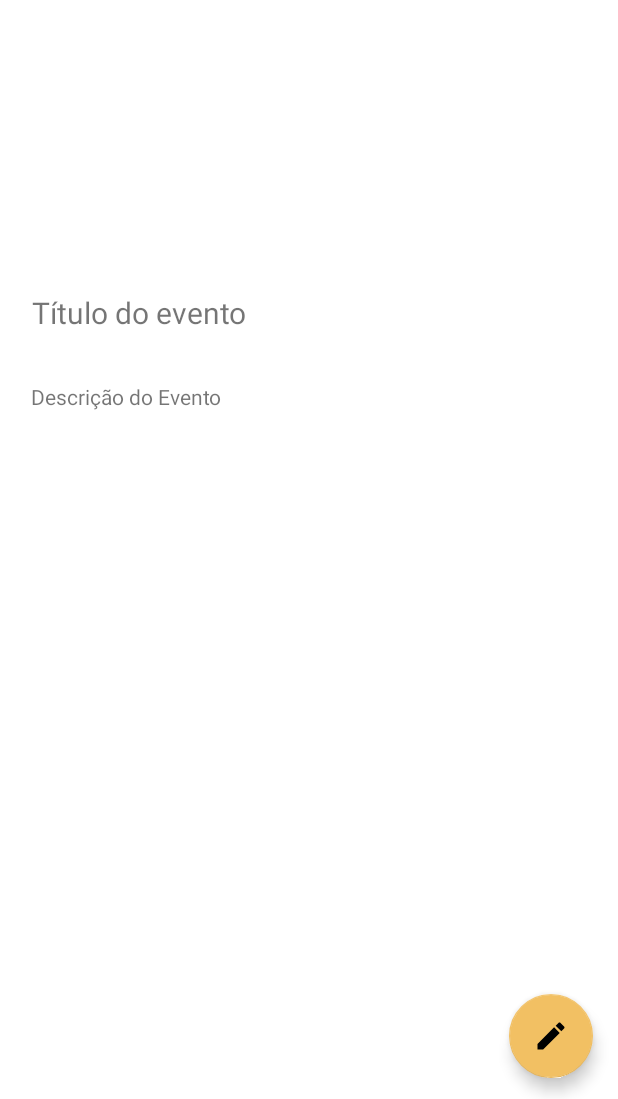
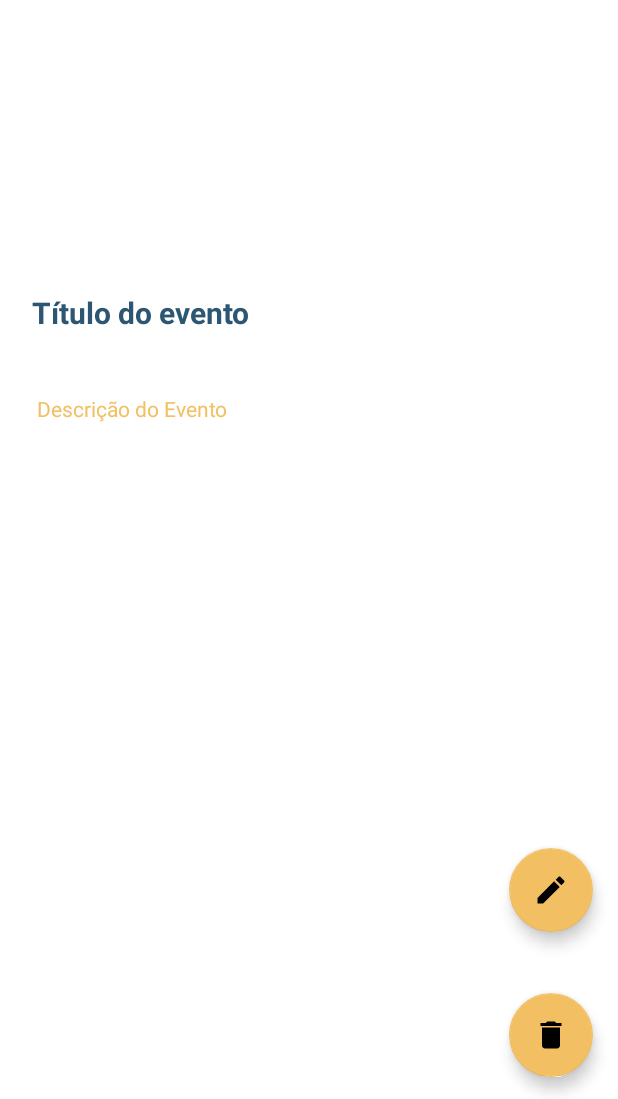
Before and after one commit to ariusxi/bike-loc, an Android app: the PlaceInfo screen opened directly, with no data from a screen before it, on a phone screen of 412 x 824 dp, the part 137-1236 px from its top. Run offline under Robolectric (Android 15) with nearby library versions, the phone set to English and light mode, and no system bars; our stand-ins replace Firebase (no records; nobody signed in at launch, a user with empty details on screens opened directly).

Commit message:
Fixing place info for the locations

```diff
--- a/app/src/main/java/br/com/felix/bikeloc/ui/PlaceInfo.java
+++ b/app/src/main/java/br/com/felix/bikeloc/ui/PlaceInfo.java
@@ -1,5 +1,6 @@
 package br.com.felix.bikeloc.ui;
 
+import androidx.annotation.NonNull;
 import androidx.appcompat.app.AppCompatActivity;
 
 import android.content.Intent;
@@ -7,6 +8,7 @@ import android.os.Bundle;
 import android.util.Log;
 import android.view.View;
 import android.widget.TextView;
+import android.widget.Toast;
 
 import com.google.android.gms.maps.CameraUpdate;
 import com.google.android.gms.maps.CameraUpdateFactory;
@@ -16,13 +18,19 @@ import com.google.android.gms.maps.SupportMapFragment;
 import com.google.android.gms.maps.model.LatLng;
 import com.google.android.gms.maps.model.LatLngBounds;
 import com.google.android.gms.maps.model.MarkerOptions;
+import com.google.android.gms.tasks.OnFailureListener;
+import com.google.android.gms.tasks.OnSuccessListener;
+import com.google.firebase.database.DatabaseReference;
+import com.google.firebase.database.FirebaseDatabase;
 
 import br.com.felix.bikeloc.R;
+import br.com.felix.bikeloc.auth.Session;
 import br.com.felix.bikeloc.model.Place;
 
 public class PlaceInfo extends AppCompatActivity implements OnMapReadyCallback {
 
     private GoogleMap mMap;
+    private DatabaseReference db;
     private Place currentPlaceData;
 
     public TextView titlePlaceText;
@@ -31,10 +39,13 @@ public class PlaceInfo extends AppCompatActivity implements OnMapReadyCallback {
     @Override
     protected void onCreate(Bundle savedInstanceState) {
         super.onCreate(savedInstanceState);
+        setContentView(R.layout.activity_place_info);
 
         // Inicializando os TextViews da tela
-        titlePlaceText = findViewById(R.id.titlePlaceText);
-        descriptionPlaceText = findViewById(R.id.descriptionPlaceText);
+        titlePlaceText = (TextView) findViewById(R.id.titlePlaceText);
+        descriptionPlaceText = (TextView) findViewById(R.id.descriptionPlaceText);
+
+        db = FirebaseDatabase.getInstance().getReference();
 
         // Resgatando os dados do lugar
         Bundle placeData = getIntent().getExtras();
@@ -48,9 +59,12 @@ public class PlaceInfo extends AppCompatActivity implements OnMapReadyCallback {
                     placeData.getDouble("latitude"),
                     placeData.getDouble("longitude")
             );
+
+            // Adicionando informações na tela
+            titlePlaceText.setText(currentPlaceData.getName());
+            descriptionPlaceText.setText(currentPlaceData.getDescription());
         }
 
-        setContentView(R.layout.activity_place_info);
         SupportMapFragment mapFragment = (SupportMapFragment) getSupportFragmentManager().findFragmentById(R.id.mapPlaceData);
         mapFragment.getMapAsync(this);
     }
@@ -76,6 +90,23 @@ public class PlaceInfo extends AppCompatActivity implements OnMapReadyCallback {
         mMap.moveCamera(cameraUpdate);
     }
 
+    public void removePlace(View view) {
+        db.child("places").child(currentPlaceData.getId()).removeValue().addOnSuccessListener(new OnSuccessListener<Void>() {
+            @Override
+            public void onSuccess(Void aVoid) {
+                Toast.makeText(PlaceInfo.this, "Local removido com sucesso", Toast.LENGTH_SHORT).show();
+                Intent placeListIntent = new Intent(PlaceInfo.this, PlaceList.class);
+                startActivity(placeListIntent);
+            }
+        }).addOnFailureListener(new OnFailureListener() {
+            @Override
+            public void onFailure(@NonNull Exception e) {
+                e.printStackTrace();
+                Toast.makeText(PlaceInfo.this, "Falha ao remover o local", Toast.LENGTH_SHORT).show();
+            }
+        });
+    }
+
     public void goTopPlaceEdit(View view) {
         Intent placeFormEdit = new Intent(PlaceInfo.this, PlaceForm.class);
         Bundle placeData = new Bundle();
--- /dev/null
+++ b/app/src/main/res/drawable/ic_delete_black.xml
@@ -0,0 +1,10 @@
+<vector xmlns:android="http://schemas.android.com/apk/res/android"
+    android:width="24dp"
+    android:height="24dp"
+    android:viewportWidth="24"
+    android:viewportHeight="24"
+    android:tint="?attr/colorControlNormal">
+  <path
+      android:fillColor="@android:color/white"
+      android:pathData="M6,19c0,1.1 0.9,2 2,2h8c1.1,0 2,-0.9 2,-2V7H6v12zM19,4h-3.5l-1,-1h-5l-1,1H5v2h14V4z"/>
+</vector>
--- a/app/src/main/res/layout/activity_place_info.xml
+++ b/app/src/main/res/layout/activity_place_info.xml
@@ -22,6 +22,8 @@
         android:text="Título do evento"
         android:textSize="20dp"
         android:id="@+id/titlePlaceText"
+        android:textColor="@color/primaryColor"
+        android:textStyle="bold"
         app:layout_constraintBottom_toBottomOf="parent"
         app:layout_constraintEnd_toEndOf="parent"
         app:layout_constraintHorizontal_bias="0.079"
@@ -30,19 +32,37 @@
         app:layout_constraintVertical_bias="0.055" />
 
     <TextView
+        android:id="@+id/descriptionPlaceText"
         android:layout_width="wrap_content"
         android:layout_height="wrap_content"
+        android:padding="10dp"
         android:text="Descrição do Evento"
-        android:id="@+id/descriptionPlaceText"
+        android:textColor="@color/secondaryColor"
         app:layout_constraintBottom_toBottomOf="parent"
         app:layout_constraintEnd_toEndOf="parent"
-        app:layout_constraintHorizontal_bias="0.073"
+        app:layout_constraintHorizontal_bias="0.056"
         app:layout_constraintStart_toStartOf="parent"
         app:layout_constraintTop_toBottomOf="@+id/titlePlaceText"
-        app:layout_constraintVertical_bias="0.067" />
+        app:layout_constraintVertical_bias="0.066" />
 
     <com.google.android.material.floatingactionbutton.FloatingActionButton
-        android:id="@+id/floatingActionButton2"
+        android:id="@+id/floatingButtonDelete"
+        android:layout_width="wrap_content"
+        android:layout_height="wrap_content"
+        android:layout_marginTop="200dp"
+        android:clickable="true"
+        android:focusable="true"
+        android:onClick="removePlace"
+        app:layout_constraintBottom_toBottomOf="parent"
+        app:layout_constraintEnd_toEndOf="parent"
+        app:layout_constraintHorizontal_bias="0.954"
+        app:layout_constraintStart_toStartOf="parent"
+        app:layout_constraintTop_toTopOf="parent"
+        app:layout_constraintVertical_bias="0.972"
+        app:srcCompat="@drawable/ic_delete_black" />
+
+    <com.google.android.material.floatingactionbutton.FloatingActionButton
+        android:id="@+id/floatingButtonEdit"
         android:layout_width="wrap_content"
         android:layout_height="wrap_content"
         android:layout_marginTop="200dp"
@@ -54,7 +74,7 @@
         app:layout_constraintHorizontal_bias="0.954"
         app:layout_constraintStart_toStartOf="parent"
         app:layout_constraintTop_toTopOf="parent"
-        app:layout_constraintVertical_bias="0.973"
+        app:layout_constraintVertical_bias="0.783"
         app:srcCompat="@drawable/ic_edit_black" />
 
 </androidx.constraintlayout.widget.ConstraintLayout>
```
